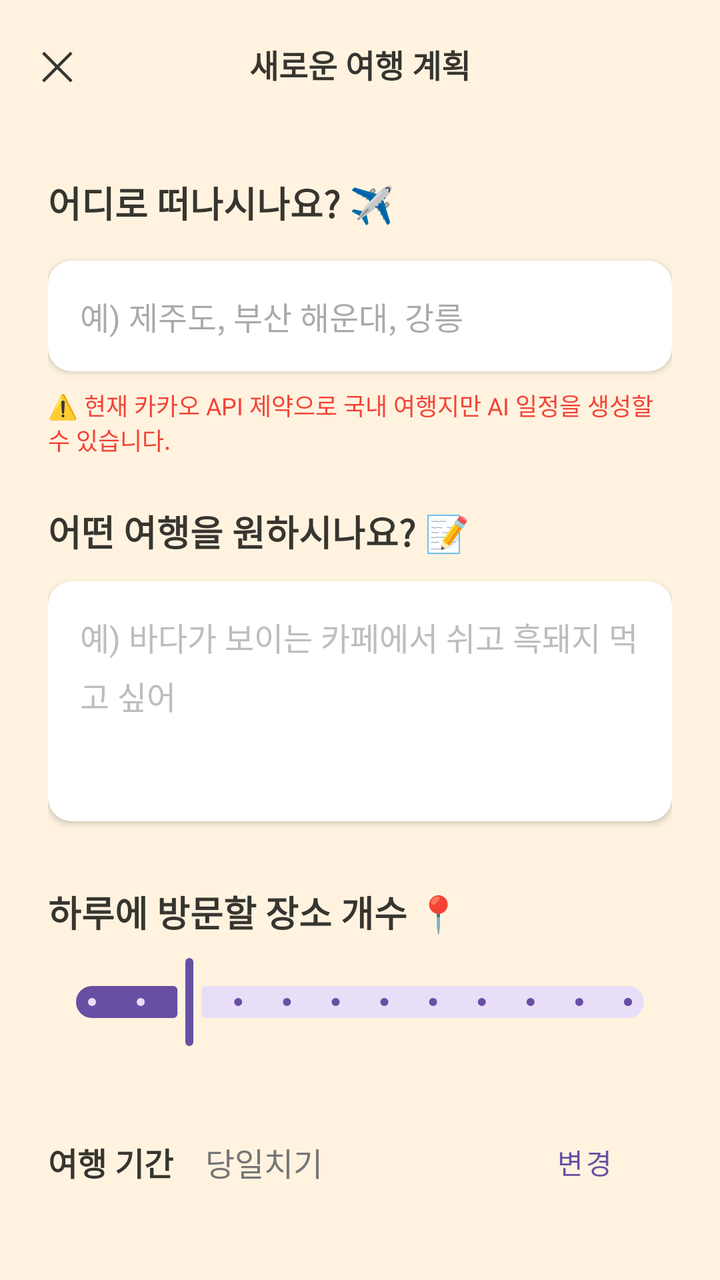
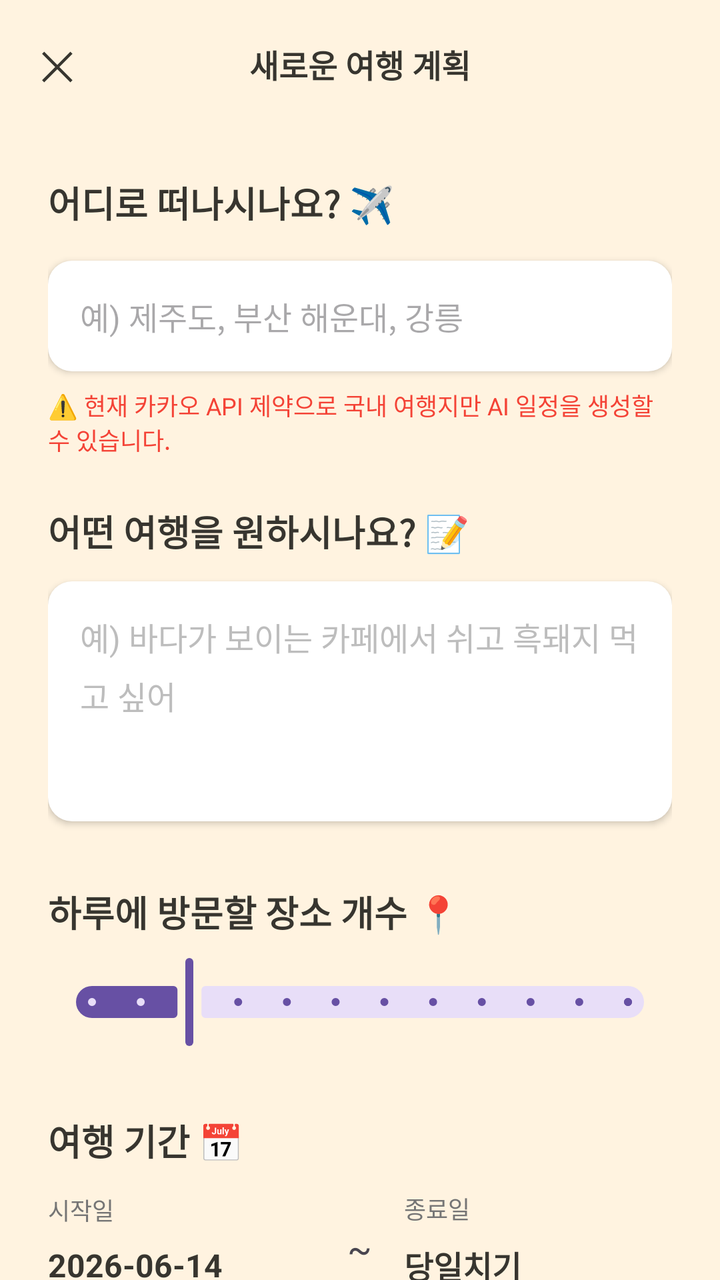

The first picture is an Android layout as it rendered before a commit; the second is the same layout after the commit. The layout source and the unified diff follow.
<!-- AndroidManifest.xml: application theme Theme.Harudiary -->
<!-- res/layout/activity_plan_input.xml -->
<?xml version="1.0" encoding="utf-8"?>
<androidx.coordinatorlayout.widget.CoordinatorLayout xmlns:android="http://schemas.android.com/apk/res/android"
    xmlns:app="http://schemas.android.com/apk/res-auto"
    android:layout_width="match_parent"
    android:layout_height="match_parent"
    android:background="#FFF3E0"> 

    <com.google.android.material.appbar.AppBarLayout
        android:layout_width="match_parent"
        android:layout_height="wrap_content"
        android:background="@android:color/transparent"
        app:elevation="0dp">

        <androidx.appcompat.widget.Toolbar
            android:layout_width="match_parent"
            android:layout_height="?attr/actionBarSize"
            app:contentInsetStart="0dp">

            <RelativeLayout
                android:layout_width="match_parent"
                android:layout_height="match_parent"
                android:paddingHorizontal="20dp">

                <TextView
                    android:id="@+id/btn_close"
                    android:layout_width="wrap_content"
                    android:layout_height="wrap_content"
                    android:layout_centerVertical="true"
                    android:text="✕"
                    android:textSize="20sp"
                    android:textColor="#37352F" />

                <TextView
                    android:id="@+id/tv_activity_title"
                    android:layout_width="wrap_content"
                    android:layout_height="wrap_content"
                    android:layout_centerInParent="true"
                    android:text="새로운 여행 계획"
                    android:textSize="16sp"
                    android:textStyle="bold"
                    android:textColor="#37352F" />
            </RelativeLayout>
        </androidx.appcompat.widget.Toolbar>
    </com.google.android.material.appbar.AppBarLayout>

    <androidx.core.widget.NestedScrollView
        android:layout_width="match_parent"
        android:layout_height="match_parent"
        app:layout_behavior="@string/appbar_scrolling_view_behavior">

        <LinearLayout
            android:layout_width="match_parent"
            android:layout_height="wrap_content"
            android:orientation="vertical"
            android:padding="24dp">

            <TextView
                android:layout_width="wrap_content"
                android:layout_height="wrap_content"
                android:text="어디로 떠나시나요? ✈️"
                android:textSize="18sp"
                android:textStyle="bold"
                android:textColor="#37352F"
                android:layout_marginBottom="16dp" />

            <EditText
                android:id="@+id/et_destination"
                android:layout_width="match_parent"
                android:layout_height="wrap_content"
                android:background="@drawable/bg_rounded_white"
                android:padding="16dp"
                android:hint="예) 제주도, 부산 해운대, 강릉"
                android:textSize="16sp"
                android:textColor="#37352F"
                android:layout_marginBottom="8dp"
                android:elevation="2dp" />

            <TextView
                android:layout_width="wrap_content"
                android:layout_height="wrap_content"
                android:text="⚠️ 현재 카카오 API 제약으로 국내 여행지만 AI 일정을 생성할 수 있습니다."
                android:textSize="12sp"
                android:textColor="#F44336"
                android:layout_marginBottom="24dp" />

            <TextView
                android:layout_width="wrap_content"
                android:layout_height="wrap_content"
                android:text="어떤 여행을 원하시나요? 📝"
                android:textSize="18sp"
                android:textStyle="bold"
                android:textColor="#37352F"
                android:layout_marginBottom="12dp" />

            <EditText
                android:id="@+id/et_content"
                android:layout_width="match_parent"
                android:layout_height="wrap_content"
                android:minHeight="120dp"
                android:background="@drawable/bg_rounded_white"
                android:padding="16dp"
                android:gravity="top"
                android:hint="예) 바다가 보이는 카페에서 쉬고 흑돼지 먹고 싶어"
                android:lineSpacingExtra="6dp"
                android:textSize="16sp"
                android:textColor="#37352F"
                android:textColorHint="#BDBDBD"
                android:layout_marginBottom="32dp"
                android:elevation="2dp" />

            <TextView
                android:layout_width="wrap_content"
                android:layout_height="wrap_content"
                android:text="하루에 방문할 장소 개수 📍"
                android:textSize="18sp"
                android:textStyle="bold"
                android:textColor="#37352F"
                android:layout_marginBottom="8dp" />

            <com.google.android.material.slider.Slider
                android:id="@+id/slider_places_per_day"
                android:layout_width="match_parent"
                android:layout_height="wrap_content"
                android:valueFrom="4.0"
                android:valueTo="15.0"
                android:value="6.0"
                android:stepSize="1.0"
                android:layout_marginBottom="32dp" />

            <LinearLayout
                android:layout_width="match_parent"
                android:layout_height="wrap_content"
                android:orientation="horizontal"
                android:gravity="center_vertical"
                android:layout_marginBottom="32dp">

                <TextView
                    android:layout_width="wrap_content"
                    android:layout_height="wrap_content"
                    android:text="여행 기간"
                    android:textSize="16sp"
                    android:textStyle="bold"
                    android:textColor="#37352F"
                    android:layout_marginEnd="16dp" />

                <TextView
                    android:id="@+id/tv_end_date"
                    android:layout_width="0dp"
                    android:layout_weight="1"
                    android:layout_height="wrap_content"
                    android:text="당일치기"
                    android:textColor="#757575"
                    android:textSize="16sp" />

                <Button
                    android:id="@+id/btn_select_end_date"
                    android:layout_width="wrap_content"
                    android:layout_height="wrap_content"
                    android:text="변경"
                    android:textSize="14sp"
                    style="@style/Widget.MaterialComponents.Button.TextButton" />
            </LinearLayout>

            <com.google.android.material.button.MaterialButton
                android:id="@+id/btn_generate_travel_plan"
                android:layout_width="match_parent"
                android:layout_height="56dp"
                android:text="AI 여행 일정 생성하기"
                android:textSize="16sp"
                android:textStyle="bold"
                android:textColor="@color/white"
                app:cornerRadius="12dp"
                app:backgroundTint="#FF9800"
                android:layout_marginTop="16dp" />

        </LinearLayout>
    </androidx.core.widget.NestedScrollView>
</androidx.coordinatorlayout.widget.CoordinatorLayout>
<!-- resources referenced by this layout -->
<resources>
  <color name="white">#FFFFFFFF</color>
  <!-- drawable bg_rounded_white (drawable) -->
  <?xml version="1.0" encoding="utf-8"?>
  <shape xmlns:android="http://schemas.android.com/apk/res/android"
      android:shape="rectangle">
      <solid android:color="#FFFFFF" />
      <corners android:radius="12dp" />
  </shape>
  <style name="Theme.Harudiary" parent="Base.Theme.Harudiary" />
  <style name="Base.Theme.Harudiary" parent="Theme.Material3.DayNight.NoActionBar" />
</resources>

<!-- the commit's change to res/layout/activity_plan_input.xml (unified diff, before → after) -->
@@ -127,6 +127,15 @@
                 android:stepSize="1.0"
                 android:layout_marginBottom="32dp" />
 
+            <TextView
+                android:layout_width="match_parent"
+                android:layout_height="wrap_content"
+                android:text="여행 기간 📅"
+                android:textSize="18sp"
+                android:textStyle="bold"
+                android:textColor="#37352F"
+                android:layout_marginBottom="12dp" />
+
             <LinearLayout
                 android:layout_width="match_parent"
                 android:layout_height="wrap_content"
@@ -134,31 +143,58 @@
                 android:gravity="center_vertical"
                 android:layout_marginBottom="32dp">
 
+                <LinearLayout
+                    android:layout_width="0dp"
+                    android:layout_weight="1"
+                    android:layout_height="wrap_content"
+                    android:orientation="vertical">
+                    <TextView
+                        android:layout_width="wrap_content"
+                        android:layout_height="wrap_content"
+                        android:text="시작일"
+                        android:textColor="#757575"
+                        android:textSize="12sp" />
+                    <TextView
+                        android:id="@+id/tv_start_date"
+                        android:layout_width="match_parent"
+                        android:layout_height="wrap_content"
+                        android:paddingVertical="8dp"
+                        android:background="?attr/selectableItemBackground"
+                        android:text="2026-06-14"
+                        android:textColor="#37352F"
+                        android:textSize="16sp"
+                        android:textStyle="bold" />
+                </LinearLayout>
+
                 <TextView
                     android:layout_width="wrap_content"
                     android:layout_height="wrap_content"
-                    android:text="여행 기간"
-                    android:textSize="16sp"
-                    android:textStyle="bold"
-                    android:textColor="#37352F"
-                    android:layout_marginEnd="16dp" />
-
-                <TextView
-                    android:id="@+id/tv_end_date"
+                    android:text="~"
+                    android:textSize="18sp"
+                    android:layout_marginHorizontal="16dp" />
+
+                <LinearLayout
                     android:layout_width="0dp"
                     android:layout_weight="1"
                     android:layout_height="wrap_content"
-                    android:text="당일치기"
-                    android:textColor="#757575"
-                    android:textSize="16sp" />
-
-                <Button
-                    android:id="@+id/btn_select_end_date"
-                    android:layout_width="wrap_content"
-                    android:layout_height="wrap_content"
-                    android:text="변경"
-                    android:textSize="14sp"
-                    style="@style/Widget.MaterialComponents.Button.TextButton" />
+                    android:orientation="vertical">
+                    <TextView
+                        android:layout_width="wrap_content"
+                        android:layout_height="wrap_content"
+                        android:text="종료일"
+                        android:textColor="#757575"
+                        android:textSize="12sp" />
+                    <TextView
+                        android:id="@+id/tv_end_date"
+                        android:layout_width="match_parent"
+                        android:layout_height="wrap_content"
+                        android:paddingVertical="8dp"
+                        android:background="?attr/selectableItemBackground"
+                        android:text="당일치기"
+                        android:textColor="#37352F"
+                        android:textSize="16sp"
+                        android:textStyle="bold" />
+                </LinearLayout>
             </LinearLayout>
 
             <com.google.android.material.button.MaterialButton
